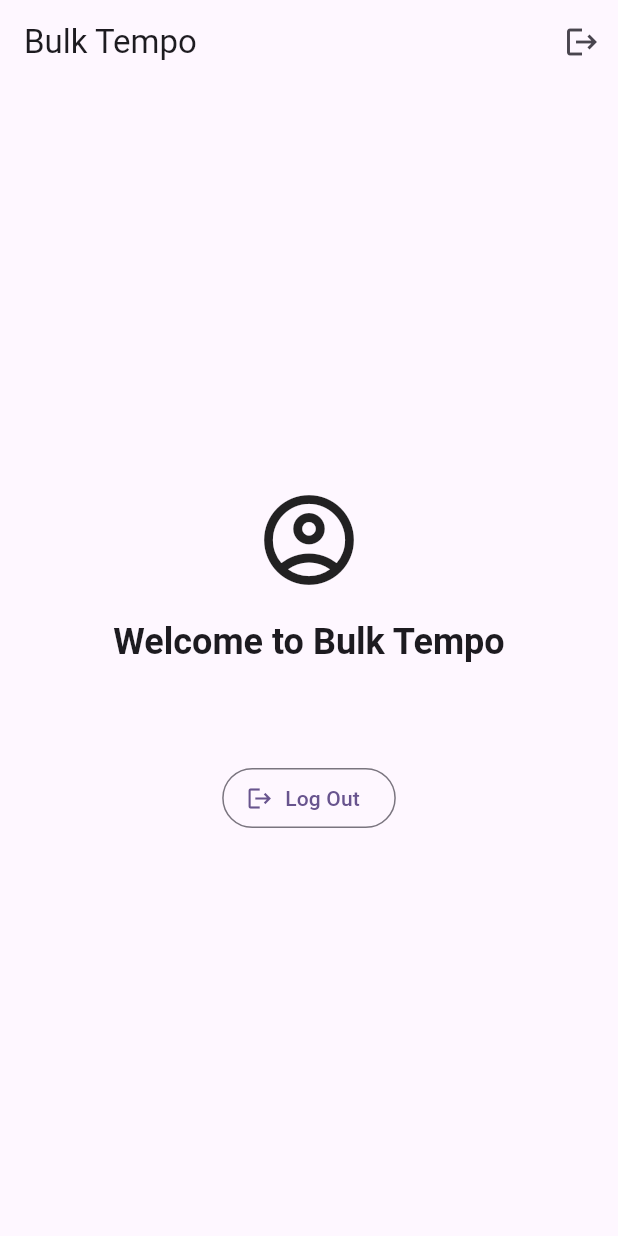
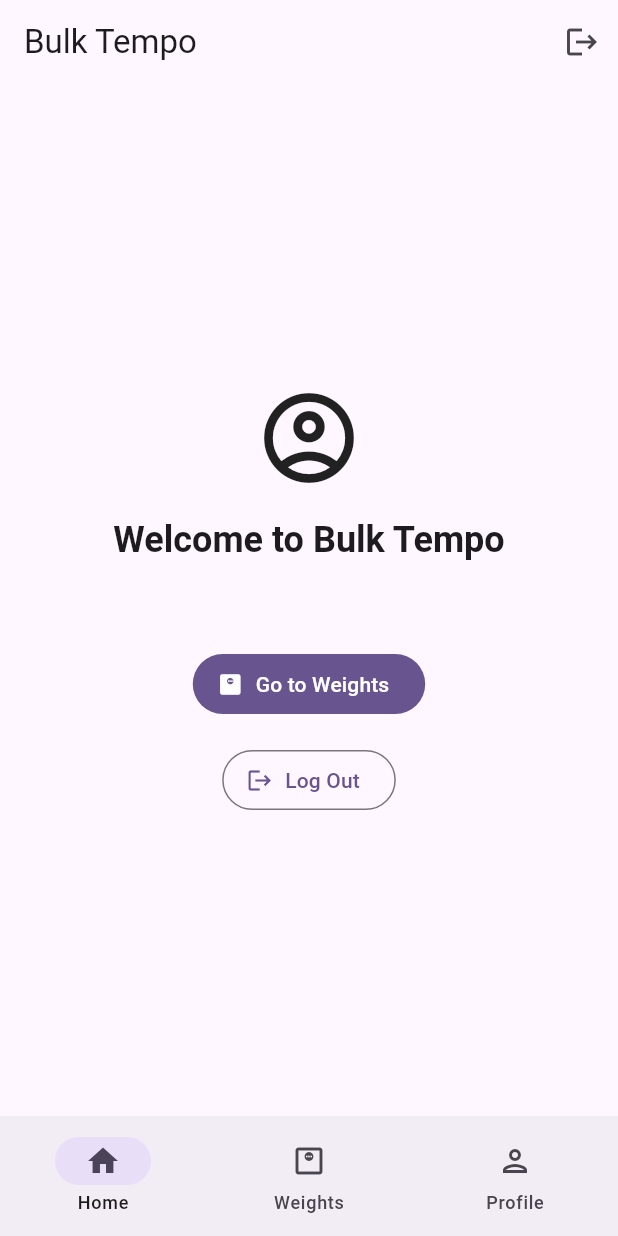
Before and after one commit to marbles3842/bulk-tempo, a Flutter app: the screen it shows once a user with an empty profile is signed in, on a phone screen of 412 x 824 dp. Run offline on Flutter 3.47's test engine with Material 3 defaults, Android fonts, the phone set to English and light mode, and no system bars; our stand-ins replace firebase_auth, firebase_core, firebase_database, fl_chart, flutter_riverpod, go_router; accounts and stored records are empty; generated files the repository leaves out were written again.

Commit message:
feat(dated-weight-history): Home Shell 3-Tab Integration & Verification (p4)
Integrate WeightHistoryView and WeightEntryBottomSheet into HomeShellScreen
via 3-tab NavigationBar (Home, Weights, Profile) with Add Weight FAB,
preserve S-01 logout behavior, and expand widget test suite.

Touched files:
- lib/features/auth/presentation/views/home_shell_screen.dart
- lib/features/weight/presentation/views/weight_history_view.dart
- test/features/auth/presentation/views/home_shell_screen_test.dart

```diff
--- a/lib/features/auth/presentation/views/home_shell_screen.dart
+++ b/lib/features/auth/presentation/views/home_shell_screen.dart
@@ -2,11 +2,19 @@ import 'package:flutter/material.dart';
 import 'package:flutter_riverpod/flutter_riverpod.dart';
 import 'package:bulk_tempo/features/auth/presentation/view_models/auth_state.dart';
 import 'package:bulk_tempo/features/auth/presentation/view_models/auth_view_model.dart';
+import 'package:bulk_tempo/features/weight/presentation/views/weight_history_view.dart';
 
-class HomeShellScreen extends ConsumerWidget {
+class HomeShellScreen extends ConsumerStatefulWidget {
   const HomeShellScreen({super.key});
 
-  void _showLogoutDialog(BuildContext context, WidgetRef ref) {
+  @override
+  ConsumerState<HomeShellScreen> createState() => _HomeShellScreenState();
+}
+
+class _HomeShellScreenState extends ConsumerState<HomeShellScreen> {
+  int _selectedIndex = 0;
+
+  void _showLogoutDialog(BuildContext context) {
     showDialog<void>(
       context: context,
       builder: (dialogContext) {
@@ -32,8 +40,88 @@ class HomeShellScreen extends ConsumerWidget {
     );
   }
 
+  Widget _buildHomeTab(BuildContext context, String? email) {
+    return SafeArea(
+      child: Center(
+        child: Padding(
+          padding: const EdgeInsets.all(24.0),
+          child: Column(
+            mainAxisAlignment: MainAxisAlignment.center,
+            children: [
+              const Icon(Icons.account_circle_outlined, size: 72),
+              const SizedBox(height: 16),
+              Text(
+                'Welcome to Bulk Tempo',
+                style: Theme.of(context).textTheme.headlineSmall
+                    ?.copyWith(fontWeight: FontWeight.bold),
+              ),
+              const SizedBox(height: 8),
+              Text(
+                email ?? 'No email',
+                style: Theme.of(context).textTheme.bodyLarge?.copyWith(
+                  color: Theme.of(context).colorScheme.onSurfaceVariant,
+                ),
+              ),
+              const SizedBox(height: 24),
+              FilledButton.icon(
+                key: const Key('home_go_to_weights_button'),
+                icon: const Icon(Icons.monitor_weight),
+                label: const Text('Go to Weights'),
+                onPressed: () => setState(() => _selectedIndex = 1),
+              ),
+              const SizedBox(height: 16),
+              OutlinedButton.icon(
+                key: const Key('home_logout_button'),
+                icon: const Icon(Icons.logout),
+                label: const Text('Log Out'),
+                onPressed: () => _showLogoutDialog(context),
+              ),
+            ],
+          ),
+        ),
+      ),
+    );
+  }
+
+  Widget _buildProfileTab(BuildContext context, String? email) {
+    return SafeArea(
+      child: Center(
+        child: Padding(
+          padding: const EdgeInsets.all(24.0),
+          child: Column(
+            mainAxisAlignment: MainAxisAlignment.center,
+            children: [
+              const Icon(Icons.person_outline, size: 72),
+              const SizedBox(height: 16),
+              Text(
+                'Profile',
+                key: const Key('profile_heading'),
+                style: Theme.of(context).textTheme.headlineSmall
+                    ?.copyWith(fontWeight: FontWeight.bold),
+              ),
+              const SizedBox(height: 8),
+              Text(
+                email ?? 'No email',
+                style: Theme.of(context).textTheme.bodyLarge?.copyWith(
+                  color: Theme.of(context).colorScheme.onSurfaceVariant,
+                ),
+              ),
+              const SizedBox(height: 32),
+              OutlinedButton.icon(
+                key: const Key('profile_logout_button'),
+                icon: const Icon(Icons.logout),
+                label: const Text('Log Out'),
+                onPressed: () => _showLogoutDialog(context),
+              ),
+            ],
+          ),
+        ),
+      ),
+    );
+  }
+
   @override
-  Widget build(BuildContext context, WidgetRef ref) {
+  Widget build(BuildContext context) {
     ref.listen<AuthState>(authViewModelProvider, (previous, next) {
       if (next.errorMessage != null &&
           next.errorMessage != previous?.errorMessage) {
@@ -50,6 +138,18 @@ class HomeShellScreen extends ConsumerWidget {
     final authState = ref.watch(authViewModelProvider);
     final user = authState.user;
 
+    Widget body;
+    switch (_selectedIndex) {
+      case 0:
+        body = _buildHomeTab(context, user?.email);
+      case 1:
+        body = const WeightHistoryView();
+      case 2:
+        body = _buildProfileTab(context, user?.email);
+      default:
+        body = _buildHomeTab(context, user?.email);
+    }
+
     return Scaffold(
       appBar: AppBar(
         title: const Text('Bulk Tempo'),
@@ -58,42 +158,38 @@ class HomeShellScreen extends ConsumerWidget {
             key: const Key('home_app_bar_logout_button'),
             icon: const Icon(Icons.logout),
             tooltip: 'Log Out',
-            onPressed: () => _showLogoutDialog(context, ref),
+            onPressed: () => _showLogoutDialog(context),
           ),
         ],
       ),
-      body: SafeArea(
-        child: Center(
-          child: Padding(
-            padding: const EdgeInsets.all(24.0),
-            child: Column(
-              mainAxisAlignment: MainAxisAlignment.center,
-              children: [
-                const Icon(Icons.account_circle_outlined, size: 72),
-                const SizedBox(height: 16),
-                Text(
-                  'Welcome to Bulk Tempo',
-                  style: Theme.of(context).textTheme.headlineSmall
-                      ?.copyWith(fontWeight: FontWeight.bold),
-                ),
-                const SizedBox(height: 8),
-                Text(
-                  user?.email ?? 'No email',
-                  style: Theme.of(context).textTheme.bodyLarge?.copyWith(
-                    color: Theme.of(context).colorScheme.onSurfaceVariant,
-                  ),
-                ),
-                const SizedBox(height: 32),
-                OutlinedButton.icon(
-                  key: const Key('home_logout_button'),
-                  icon: const Icon(Icons.logout),
-                  label: const Text('Log Out'),
-                  onPressed: () => _showLogoutDialog(context, ref),
-                ),
-              ],
-            ),
+      body: body,
+      bottomNavigationBar: NavigationBar(
+        selectedIndex: _selectedIndex,
+        onDestinationSelected: (index) {
+          setState(() {
+            _selectedIndex = index;
+          });
+        },
+        destinations: const [
+          NavigationDestination(
+            key: Key('nav_home_tab'),
+            icon: Icon(Icons.home_outlined),
+            selectedIcon: Icon(Icons.home),
+            label: 'Home',
           ),
-        ),
+          NavigationDestination(
+            key: Key('nav_weights_tab'),
+            icon: Icon(Icons.monitor_weight_outlined),
+            selectedIcon: Icon(Icons.monitor_weight),
+            label: 'Weights',
+          ),
+          NavigationDestination(
+            key: Key('nav_profile_tab'),
+            icon: Icon(Icons.person_outlined),
+            selectedIcon: Icon(Icons.person),
+            label: 'Profile',
+          ),
+        ],
       ),
     );
   }
--- a/lib/features/weight/presentation/views/weight_history_view.dart
+++ b/lib/features/weight/presentation/views/weight_history_view.dart
@@ -176,11 +176,12 @@ class _WeightHistoryViewState extends ConsumerState<WeightHistoryView> {
 
     return Scaffold(
       body: SafeArea(child: content),
-      floatingActionButton: FloatingActionButton(
+      floatingActionButton: FloatingActionButton.extended(
         key: const Key('add_weight_fab'),
         tooltip: 'Add Weight',
+        icon: const Icon(Icons.add),
+        label: const Text('Add Weight'),
         onPressed: () => WeightEntryBottomSheet.show(context),
-        child: const Icon(Icons.add),
       ),
     );
   }
```
Also changed, not shown: 1 other file.
